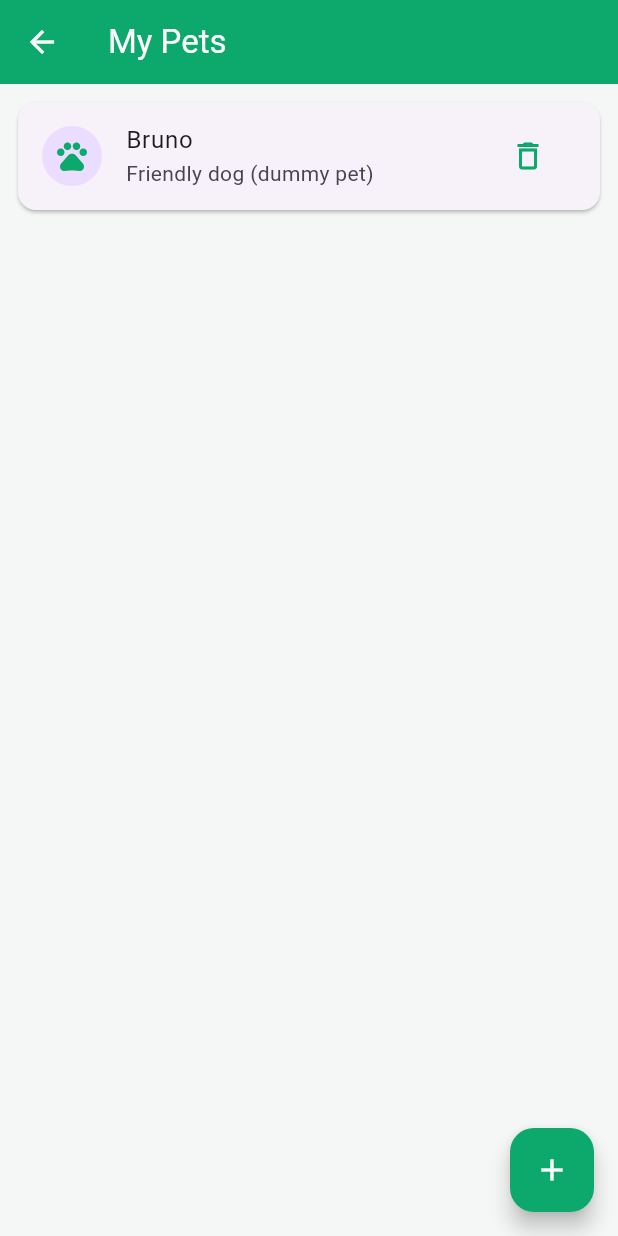
After one commit to shakib5907/CarePaws, a Flutter app: the MyPetsPage screen opened directly, on a phone screen of 412 x 824 dp. The commit adds this screen. Run offline on Flutter 3.47's test engine with Material 3 defaults, Android fonts, the phone set to English and light mode, and no system bars; our stand-ins replace google_fonts.

Commit message:
My Pets Added

```diff
--- a/lib/emergencyhelp.dart
+++ b/lib/emergencyhelp.dart
@@ -7,6 +7,7 @@ class Emergencyhelp extends StatelessWidget {
   Widget build(BuildContext context) {
     return Scaffold(
 
+
     );
   }
 }
--- /dev/null
+++ b/lib/mypets.dart
@@ -0,0 +1,185 @@
+import 'package:flutter/material.dart';
+
+const appGreen = Color(0xFF0da86c);
+
+
+class Pet {
+  final String name;
+  final String description;
+
+  Pet({required this.name, required this.description});
+}
+
+class MyPetsPage extends StatefulWidget {
+  const MyPetsPage({super.key});
+
+  @override
+  State<MyPetsPage> createState() => _MyPetsPageState();
+}
+
+class _MyPetsPageState extends State<MyPetsPage> {
+  final TextEditingController _nameController = TextEditingController();
+  final TextEditingController _descriptionController = TextEditingController();
+
+  final List<Pet> _pets = [
+    Pet(name: 'Bruno', description: 'Friendly dog (dummy pet)'),
+  ];
+
+  bool _showForm = false;
+
+  void _startAdd() {
+    setState(() => _showForm = true);
+  }
+
+  void _cancelAdd() {
+    _nameController.clear();
+    _descriptionController.clear();
+    FocusScope.of(context).unfocus();
+    setState(() => _showForm = false);
+  }
+
+  void _savePet() {
+    final name = _nameController.text.trim();
+    final description = _descriptionController.text.trim();
+
+    if (name.isEmpty || description.isEmpty) {
+      ScaffoldMessenger.of(context).showSnackBar(
+        const SnackBar(content: Text('Please enter name and description')),
+      );
+      return;
+    }
+
+    setState(() {
+      _pets.add(Pet(name: name, description: description));
+      _showForm = false;
+    });
+
+    _nameController.clear();
+    _descriptionController.clear();
+    FocusScope.of(context).unfocus();
+  }
+
+  void _deletePet(int index) {
+    setState(() => _pets.removeAt(index));
+  }
+
+  @override
+  void dispose() {
+    _nameController.dispose();
+    _descriptionController.dispose();
+    super.dispose();
+  }
+
+  @override
+  Widget build(BuildContext context) {
+    return Scaffold(
+      backgroundColor: const Color(0xFFF5F7F6),
+      appBar: AppBar(
+        title: const Text('My Pets'),
+        backgroundColor: appGreen,
+        foregroundColor: Colors.white,
+      ),
+      body: Column(
+        children: [
+          // Show form only after clicking Add Pet
+          if (_showForm)
+            Padding(
+              padding: const EdgeInsets.fromLTRB(12, 12, 12, 8),
+              child: Card(
+                child: Padding(
+                  padding: const EdgeInsets.all(12),
+                  child: Column(
+                    children: [
+                      TextField(
+                        controller: _nameController,
+                        decoration: const InputDecoration(
+                          labelText: 'Pet Name',
+                          border: OutlineInputBorder(),
+                        ),
+                      ),
+                      const SizedBox(height: 10),
+                      TextField(
+                        controller: _descriptionController,
+                        maxLines: 2,
+                        decoration: const InputDecoration(
+                          labelText: 'Description',
+                          border: OutlineInputBorder(),
+                        ),
+                      ),
+                      const SizedBox(height: 10),
+                      Row(
+                        children: [
+                          Expanded(
+                            child: OutlinedButton(
+                              onPressed: _cancelAdd,
+                              child: const Text('Cancel'),
+                            ),
+                          ),
+                          const SizedBox(width: 10),
+                          Expanded(
+                            child: ElevatedButton(
+                              onPressed: _savePet,
+                              style: ElevatedButton.styleFrom(
+                                backgroundColor: appGreen,
+                                foregroundColor: Colors.white,
+                              ),
+                              child: const Text('Save'),
+                            ),
+                          ),
+                        ],
+                      ),
+                    ],
+                  ),
+                ),
+              ),
+            ),
+
+          Expanded(
+            child: _pets.isEmpty
+                ? const Center(
+              child: Text(
+                'No pets yet.\nTap + to add one.',
+                textAlign: TextAlign.center,
+              ),
+            )
+                : ListView.builder(
+              padding: const EdgeInsets.fromLTRB(12, 12, 12, 90),
+              itemCount: _pets.length,
+              itemBuilder: (context, index) {
+                final pet = _pets[index];
+                return Card(
+                  margin: const EdgeInsets.only(bottom: 10),
+                  child: ListTile(
+                    leading: CircleAvatar(
+                      child: const Icon(Icons.pets, color: appGreen),
+                    ),
+                    title: Text(
+                      pet.name,
+                      maxLines: 1,
+                      overflow: TextOverflow.ellipsis,
+                    ),
+                    subtitle: Text(
+                      pet.description,
+                      maxLines: 2,
+                      overflow: TextOverflow.ellipsis,
+                    ),
+                    trailing: IconButton(
+                      icon: const Icon(Icons.delete_outline, color: appGreen),
+                      onPressed: () => _deletePet(index),
+                    ),
+                  ),
+                );
+              },
+            ),
+          ),
+        ],
+      ),
+      floatingActionButton: FloatingActionButton(
+        onPressed: _startAdd,
+        backgroundColor: appGreen,
+        foregroundColor: Colors.white,
+        child: const Icon(Icons.add),
+      ),
+    );
+  }
+}
```
Also changed, not shown: lib/home/home_page.dart (+17 -6 lines).
